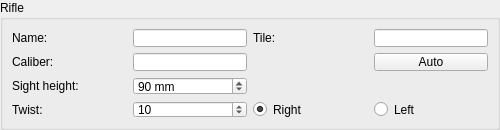
The window that ui_templates/prof_rifle.ui (o-murphy/archer_ballistics_constructor) describes before a commit, drawn with Qt 5.
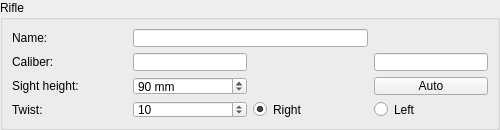
The same window after the commit.

What changed in the file:
```diff
--- a/ui_templates/prof_rifle.ui
+++ b/ui_templates/prof_rifle.ui
@@ -53,28 +53,6 @@
       <set>Qt::AlignLeading|Qt::AlignLeft|Qt::AlignTop</set>
      </property>
      <layout class="QGridLayout" name="gridLayout_2">
-      <item row="0" column="1">
-       <widget class="QLineEdit" name="rifleName">
-        <property name="sizePolicy">
-         <sizepolicy hsizetype="Preferred" vsizetype="Preferred">
-          <horstretch>0</horstretch>
-          <verstretch>0</verstretch>
-         </sizepolicy>
-        </property>
-        <property name="styleSheet">
-         <string notr="true"/>
-        </property>
-        <property name="text">
-         <string notr="true"/>
-        </property>
-        <property name="maxLength">
-         <number>20</number>
-        </property>
-        <property name="frame">
-         <bool>true</bool>
-        </property>
-       </widget>
-      </item>
       <item row="2" column="0">
        <widget class="QLabel" name="label_67">
         <property name="sizePolicy">
@@ -209,19 +187,6 @@
         </property>
        </widget>
       </item>
-      <item row="0" column="2">
-       <widget class="QLabel" name="label_24">
-        <property name="sizePolicy">
-         <sizepolicy hsizetype="Preferred" vsizetype="Preferred">
-          <horstretch>0</horstretch>
-          <verstretch>0</verstretch>
-         </sizepolicy>
-        </property>
-        <property name="text">
-         <string>Tile:</string>
-        </property>
-       </widget>
-      </item>
       <item row="1" column="1">
        <widget class="QLineEdit" name="caliberName">
         <property name="sizePolicy">
@@ -241,32 +206,7 @@
         </property>
        </widget>
       </item>
-      <item row="0" column="3">
-       <widget class="QLineEdit" name="caliberShort">
-        <property name="sizePolicy">
-         <sizepolicy hsizetype="Preferred" vsizetype="Preferred">
-          <horstretch>0</horstretch>
-          <verstretch>0</verstretch>
-         </sizepolicy>
-        </property>
-        <property name="minimumSize">
-         <size>
-          <width>0</width>
-          <height>0</height>
-         </size>
-        </property>
-        <property name="styleSheet">
-         <string notr="true"/>
-        </property>
-        <property name="text">
-         <string notr="true"/>
-        </property>
-        <property name="maxLength">
-         <number>8</number>
-        </property>
-       </widget>
-      </item>
-      <item row="1" column="3">
+      <item row="2" column="3">
        <widget class="QPushButton" name="autoTile">
         <property name="sizePolicy">
          <sizepolicy hsizetype="Preferred" vsizetype="Preferred">
@@ -288,6 +228,53 @@
         </property>
        </widget>
       </item>
+      <item row="1" column="3">
+       <widget class="QLineEdit" name="caliberShort">
+        <property name="sizePolicy">
+         <sizepolicy hsizetype="Preferred" vsizetype="Preferred">
+          <horstretch>0</horstretch>
+          <verstretch>0</verstretch>
+         </sizepolicy>
+        </property>
+        <property name="minimumSize">
+         <size>
+          <width>0</width>
+          <height>0</height>
+         </size>
+        </property>
+        <property name="styleSheet">
+         <string notr="true"/>
+        </property>
+        <property name="text">
+         <string notr="true"/>
+        </property>
+        <property name="maxLength">
+         <number>8</number>
+        </property>
+       </widget>
+      </item>
+      <item row="0" column="1" colspan="2">
+       <widget class="QLineEdit" name="rifleName">
+        <property name="sizePolicy">
+         <sizepolicy hsizetype="Preferred" vsizetype="Preferred">
+          <horstretch>0</horstretch>
+          <verstretch>0</verstretch>
+         </sizepolicy>
+        </property>
+        <property name="styleSheet">
+         <string notr="true"/>
+        </property>
+        <property name="text">
+         <string notr="true"/>
+        </property>
+        <property name="maxLength">
+         <number>20</number>
+        </property>
+        <property name="frame">
+         <bool>true</bool>
+        </property>
+       </widget>
+      </item>
      </layout>
     </widget>
    </item>
```
